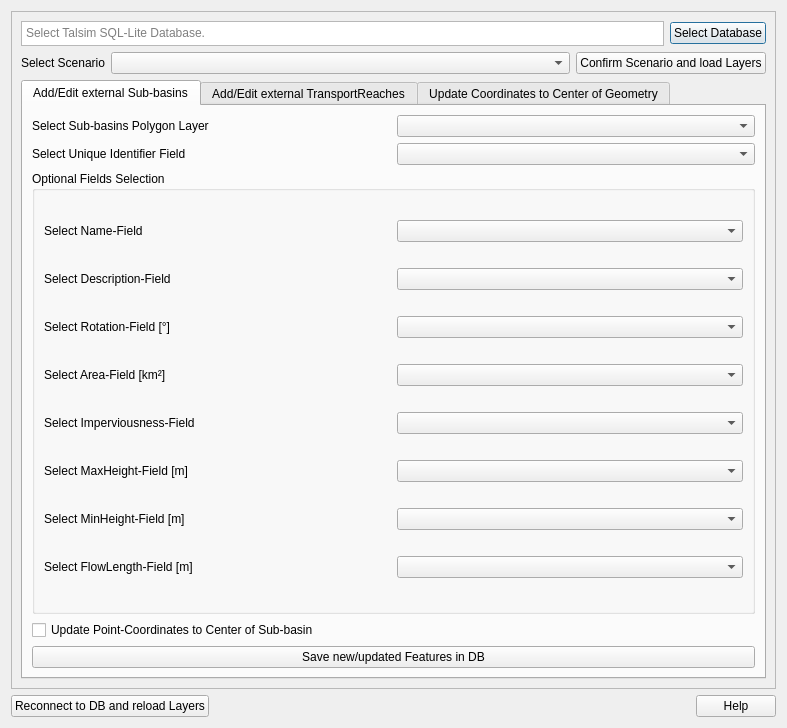
Old version of the form QTalsim/qtalsim_sqllite.ui in the repository sydroconsult/QTalsim.
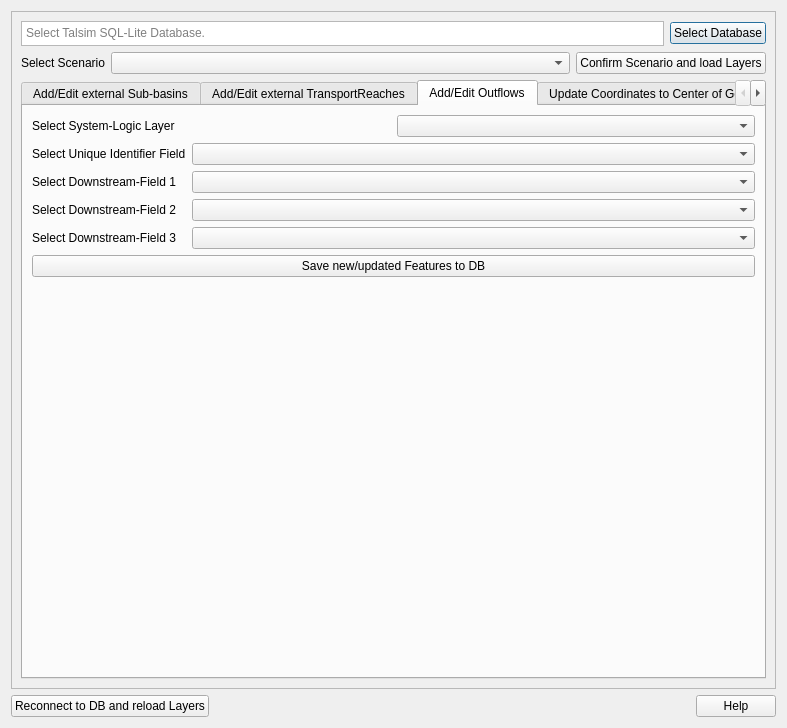
New version of the form. The open tabs and pages were chosen to show the change. Custom widgets are drawn as their Qt base class.

Commit message: Only Talsim5: Add possibility to add outflows at connect to Talsim DB and add ZOUT at sub-basin preprocessing

The edit to the form file:
```diff
--- a/QTalsim/qtalsim_sqllite.ui
+++ b/QTalsim/qtalsim_sqllite.ui
@@ -13,8 +13,8 @@
   <property name="windowTitle">
    <string>Dialog</string>
   </property>
-  <layout class="QVBoxLayout" name="verticalLayout_7">
-   <item>
+  <layout class="QGridLayout" name="gridLayout_2">
+   <item row="0" column="0">
     <widget class="QScrollArea" name="scrollArea">
      <property name="baseSize">
       <size>
@@ -528,6 +528,100 @@
                </item>
               </layout>
              </widget>
+             <widget class="QWidget" name="tabEditOutflows">
+              <property name="enabled">
+               <bool>true</bool>
+              </property>
+              <property name="sizePolicy">
+               <sizepolicy hsizetype="Expanding" vsizetype="Expanding">
+                <horstretch>0</horstretch>
+                <verstretch>0</verstretch>
+               </sizepolicy>
+              </property>
+              <attribute name="title">
+               <string>Add/Edit Outflows</string>
+              </attribute>
+              <layout class="QVBoxLayout" name="verticalLayout_7">
+               <item>
+                <layout class="QHBoxLayout" name="horizontalLayout_14">
+                 <item>
+                  <widget class="QLabel" name="labelSystemLogic">
+                   <property name="text">
+                    <string>Select System-Logic Layer</string>
+                   </property>
+                  </widget>
+                 </item>
+                 <item>
+                  <widget class="QgsMapLayerComboBox" name="maplayerComboboxSystemLogic"/>
+                 </item>
+                </layout>
+               </item>
+               <item>
+                <layout class="QFormLayout" name="formLayout">
+                 <item row="0" column="0">
+                  <widget class="QLabel" name="labelUISytemLogic">
+                   <property name="text">
+                    <string>Select Unique Identifier Field</string>
+                   </property>
+                  </widget>
+                 </item>
+                 <item row="0" column="1">
+                  <widget class="QgsFieldComboBox" name="comboboxUISystemLogic"/>
+                 </item>
+                 <item row="1" column="0">
+                  <widget class="QLabel" name="label_2">
+                   <property name="text">
+                    <string>Select Downstream-Field 1</string>
+                   </property>
+                  </widget>
+                 </item>
+                 <item row="1" column="1">
+                  <widget class="QgsFieldComboBox" name="comboboxDS1"/>
+                 </item>
+                 <item row="2" column="0">
+                  <widget class="QLabel" name="label_3">
+                   <property name="text">
+                    <string>Select Downstream-Field 2</string>
+                   </property>
+                  </widget>
+                 </item>
+                 <item row="2" column="1">
+                  <widget class="QgsFieldComboBox" name="comboboxDS2"/>
+                 </item>
+                 <item row="3" column="0">
+                  <widget class="QLabel" name="label_4">
+                   <property name="text">
+                    <string>Select Downstream-Field 3</string>
+                   </property>
+                  </widget>
+                 </item>
+                 <item row="3" column="1">
+                  <widget class="QgsFieldComboBox" name="comboboxDS3"/>
+                 </item>
+                </layout>
+               </item>
+               <item>
+                <widget class="QPushButton" name="onLoadExternalOutflowsinDB">
+                 <property name="text">
+                  <string>Save new/updated Features to DB</string>
+                 </property>
+                </widget>
+               </item>
+               <item>
+                <spacer name="verticalSpacer_3">
+                 <property name="orientation">
+                  <enum>Qt::Vertical</enum>
+                 </property>
+                 <property name="sizeHint" stdset="0">
+                  <size>
+                   <width>20</width>
+                   <height>40</height>
+                  </size>
+                 </property>
+                </spacer>
+               </item>
+              </layout>
+             </widget>
              <widget class="QWidget" name="tab">
               <attribute name="title">
                <string>Update Coordinates to Center of Geometry</string>
@@ -618,7 +712,7 @@
      </widget>
     </widget>
    </item>
-   <item>
+   <item row="1" column="0">
     <layout class="QHBoxLayout" name="horizontalLayout_6">
      <item>
       <widget class="QPushButton" name="onReconnectToDB">
@@ -644,6 +738,18 @@
    </item>
   </layout>
  </widget>
+ <customwidgets>
+  <customwidget>
+   <class>QgsFieldComboBox</class>
+   <extends>QComboBox</extends>
+   <header>qgsfieldcombobox.h</header>
+  </customwidget>
+  <customwidget>
+   <class>QgsMapLayerComboBox</class>
+   <extends>QComboBox</extends>
+   <header>qgsmaplayercombobox.h</header>
+  </customwidget>
+ </customwidgets>
  <resources/>
  <connections>
   <connection>
```
The commit also changes 7 other files.
